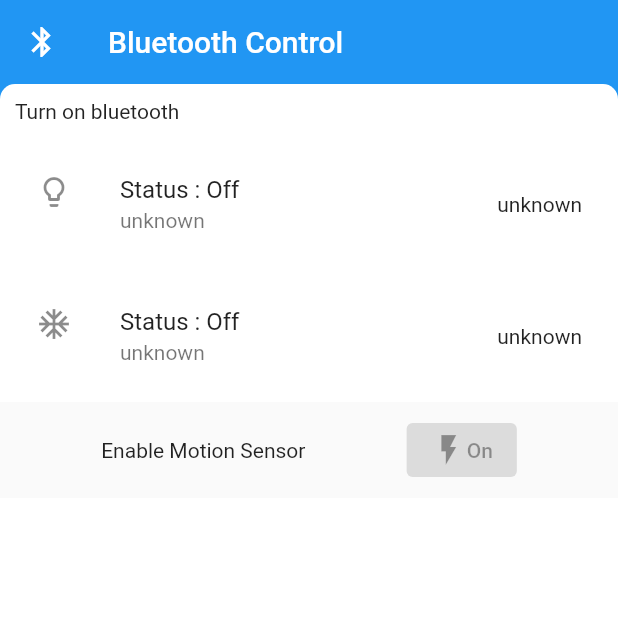
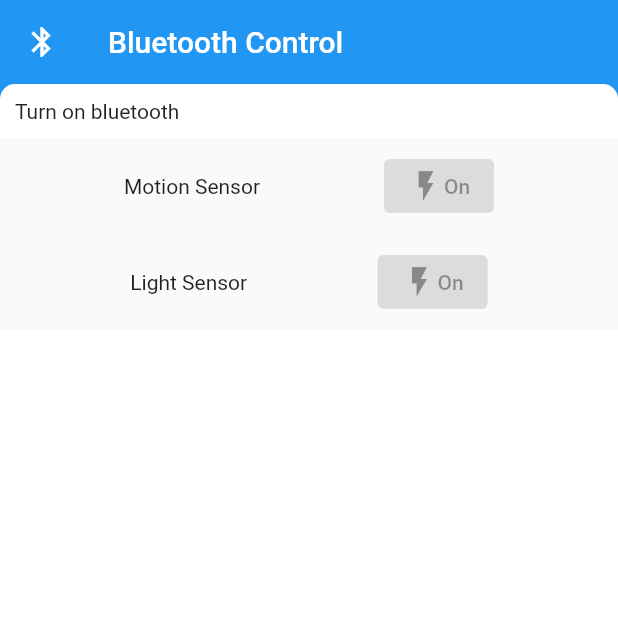
Before and after one commit to IsaAlk/smart-home-lighting-system, a Flutter app: the screen it shows after launch, on a phone screen of 412 x 824 dp, the top half of it. Run offline on Flutter 3.47's test engine with Material 2 defaults, Android fonts, the phone set to English and light mode, and no system bars; our stand-ins replace flutter_bluetooth_serial, shared_preferences.

Commit message:
add light sensor button

```diff
--- a/lib/home.dart
+++ b/lib/home.dart
@@ -58,7 +58,7 @@ class _HomePageState extends State<HomePage> {
           setState(() {});
         },
         child: Container(
-          decoration: BoxDecoration(
+          decoration: const BoxDecoration(
               borderRadius: BorderRadius.only(
                   topLeft: Radius.circular(10), topRight: Radius.circular(10)),
               color: Colors.white),
@@ -87,7 +87,7 @@ class _HomePageState extends State<HomePage> {
                                 });
                               },
                               value: _value,
-                              decoration: InputDecoration(
+                              decoration: const InputDecoration(
                                 border: OutlineInputBorder(),
                               ),
                               disabledHint: Text("Disconnect to change device"),
@@ -103,7 +103,7 @@ class _HomePageState extends State<HomePage> {
                         ),
                       );
                     }
-                    return Padding(
+                    return const Padding(
                       padding: EdgeInsets.all(10.0),
                       child: Text("Turn on bluetooth"),
                     );
@@ -111,92 +111,58 @@ class _HomePageState extends State<HomePage> {
                   return CircularProgressIndicator();
                 },
               ),
-              Padding(
-                padding: const EdgeInsets.all(8.0),
-                child: ListTile(
-                  leading: Icon(Icons.lightbulb_outline),
-                  title: FutureBuilder<bool>(
-                    future: sharedPref.getStatus('light'),
+              Material(
+                elevation: 0,
+                child: ButtonBar(
+                  alignment: MainAxisAlignment.spaceEvenly,
+                  children: <Widget>[
+                    Text("Motion Sensor"),
+                    FutureBuilder<bool>(
+                      future: sharedPref.getStatus('motion'),
                       builder: (context, snapshot) {
                         if (snapshot.connectionState == ConnectionState.done) {
                           if (snapshot.hasData) {
                             return snapshot.data
-                              ? Text('Status : On ')
-                              : Text('Status : Off ');
+                                ? ElevatedButton(
+                              child: Row(
+                                children: const <Widget>[
+                                  Icon(Icons.flash_off),
+                                  Text("OFF"),
+                                ],
+                              ),
+                              onPressed: !_connected
+                                  ? null
+                                  : () {
+                                bluetooth.write("em");
+                                sharedPref.setStatus(
+                                    'motion', false);
+                                sharedPref.setTurnOffLight();
+                                setState(() {});
+                              },
+                            )
+                                : ElevatedButton(
+                              child: Row(
+                                children: const <Widget>[
+                                  Icon(Icons.flash_on),
+                                  Text("On"),
+                                ],
+                              ),
+                              onPressed: !_connected
+                                  ? null
+                                  : () {
+                                bluetooth.write("dm");
+                                sharedPref.setStatus('motion', true);
+                                sharedPref.setTurnOnLight();
+                                setState(() {});
+                              },
+                            );
                           }
                           return Text('Off ');
                         }
                         return Text('unknown');
                       },
                     ),
-                  subtitle: FutureBuilder<String>(
-                    future: sharedPref.getTurnOnLight(),
-                    builder: (context, snapshot) {
-                      if (snapshot.connectionState == ConnectionState.done) {
-                        if (snapshot.hasData) {
-                          return Text("Last turned on: ${snapshot.data}");
-                        }
-                        return Text('unknown');
-                      }
-                      return Text('unknown');
-                    },
-                  ),
-                  trailing: FutureBuilder<String>(
-                    future: sharedPref.getTurnOffLight(),
-                    builder: (context, snapshot) {
-                      if (snapshot.connectionState == ConnectionState.done) {
-                        if (snapshot.hasData) {
-                          return Text("Last turned off: ${snapshot.data}");
-                        }
-                        return Text('unknown');
-                      }
-                      return Text('unknown');
-                    },
-                  ),
-                ),
-              ),
-              Padding(
-                padding: const EdgeInsets.all(8.0),
-                child: ListTile(
-                  leading: Icon(Icons.ac_unit),
-                  title: FutureBuilder<bool>(
-                    future: sharedPref.getStatus('fan'),
-                    builder: (context, snapshot) {
-                      if (snapshot.connectionState == ConnectionState.done) {
-                        if (snapshot.hasData) {
-                          return snapshot.data
-                              ? Text('Status : On ')
-                              : Text('Status : Off ');
-                        }
-                        return Text('Off ');
-                      }
-                      return Text('unknown ');
-                    },
-                  ),
-                  subtitle: FutureBuilder<String>(
-                    future: sharedPref.getTurnOnFan(),
-                    builder: (context, snapshot) {
-                      if (snapshot.connectionState == ConnectionState.done) {
-                        if (snapshot.hasData) {
-                          return Text("Last turned on: ${snapshot.data}");
-                        }
-                        return Text('unknown');
-                      }
-                      return Text('unknown');
-                    },
-                  ),
-                  trailing: FutureBuilder<String>(
-                    future: sharedPref.getTurnOffFan(),
-                    builder: (context, snapshot) {
-                      if (snapshot.connectionState == ConnectionState.done) {
-                        if (snapshot.hasData) {
-                          return Text("Last turned off: ${snapshot.data}");
-                        }
-                        return Text('unknown');
-                      }
-                      return Text('unknown');
-                    },
-                  ),
+                  ],
                 ),
               ),
               Material(
@@ -204,7 +170,7 @@ class _HomePageState extends State<HomePage> {
                 child: ButtonBar(
                   alignment: MainAxisAlignment.spaceEvenly,
                   children: <Widget>[
-                    Text("Enable Motion Sensor"),
+                    Text("Light Sensor"),
                     FutureBuilder<bool>(
                       future: sharedPref.getStatus('light'),
                       builder: (context, snapshot) {
@@ -221,7 +187,7 @@ class _HomePageState extends State<HomePage> {
                               onPressed: !_connected
                                   ? null
                                   : () {
-                                bluetooth.write("em");
+                                bluetooth.write("el");
                                 sharedPref.setStatus(
                                     'light', false);
                                 sharedPref.setTurnOffLight();
@@ -238,7 +204,7 @@ class _HomePageState extends State<HomePage> {
                               onPressed: !_connected
                                   ? null
                                   : () {
-                                bluetooth.write("dm");
+                                bluetooth.write("dl");
                                 sharedPref.setStatus('light', true);
                                 sharedPref.setTurnOnLight();
                                 setState(() {});
@@ -269,14 +235,14 @@ class _HomePageState extends State<HomePage> {
     print('status:');
     print(status);
     await sharedPref.setAddress(_value);
-    if (status) {
-      sharedPref.getStatus('light').then((value) {
-        value ? bluetooth.write('L') : bluetooth.write('7');
-      });
-      sharedPref.getStatus('fan').then((value) {
-        value ? bluetooth.write('F') : bluetooth.write('3');
-      });
-    }
+    // if (status) {
+    //   sharedPref.getStatus('light').then((value) {
+    //     value ? bluetooth.write('L') : bluetooth.write('7');
+    //   });
+    //   sharedPref.getStatus('fan').then((value) {
+    //     value ? bluetooth.write('F') : bluetooth.write('3');
+    //   });
+    // }
     setState(() {
       _connected = status;
       _connecting = false;
```
Lines whose indentation alone changed are shown as unchanged.
